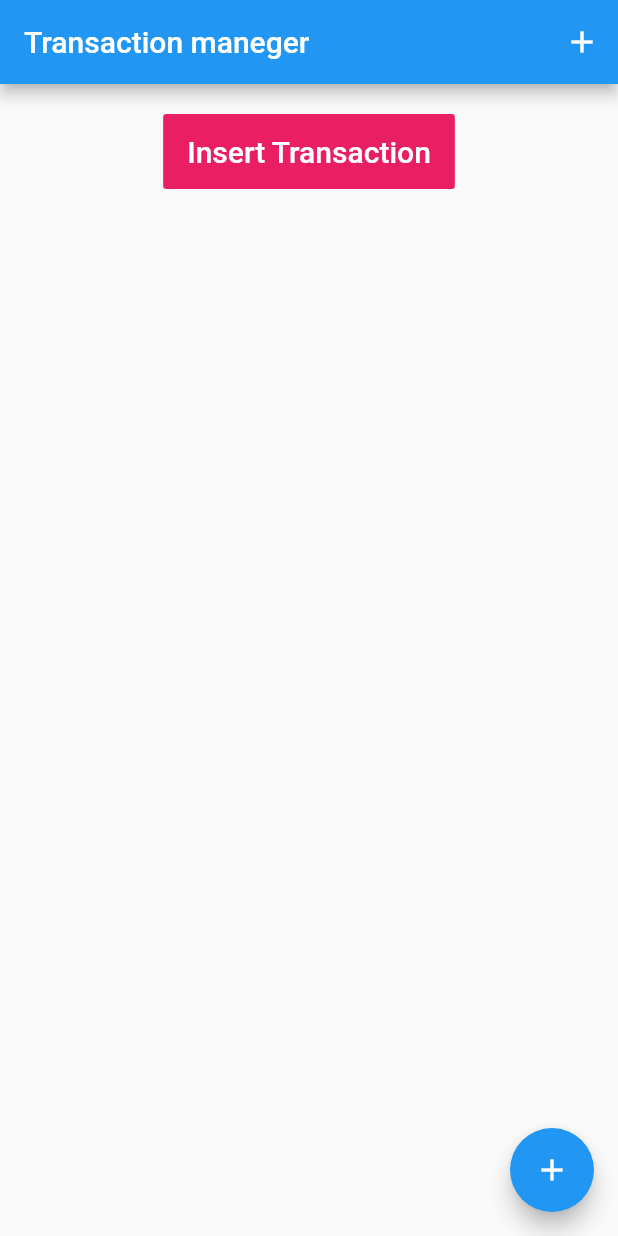
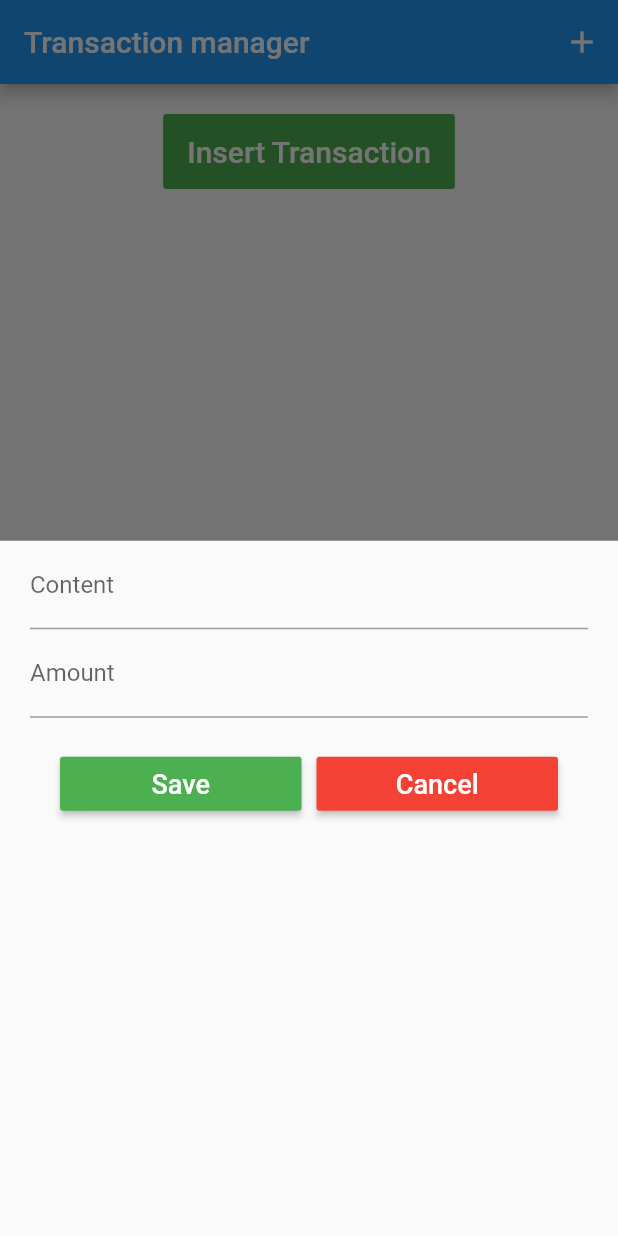
Before and after one commit to huyhero2611/Flutter-Tutorial, a Flutter app: the screen it shows after launch, after a tap on the "add" icon, on a phone screen of 412 x 824 dp. Run offline on Flutter 3.47's test engine with Material 2 defaults, Android fonts, the phone set to English and light mode, and no system bars.

Commit message:
complete tutorial Flutter

```diff
--- a/lib/MyApp.dart
+++ b/lib/MyApp.dart
@@ -85,18 +85,24 @@ class _MyAppState extends State<MyApp> with WidgetsBindingObserver {
                             ),
                             onPressed: () {
                               print("press save");
+                              setState(() {
+                                this._insertTransaction();
+                              });
+                              Navigator.of(context).pop();
                             },
                             color: Colors.green,
                           )),
                       Padding(padding: EdgeInsets.only(left: 10)),
                       Expanded(
                           child: RaisedButton(
-                            child: Text("Cancel",
+                              color: Colors.red,
+                              child: Text("Cancel",
                                 style: TextStyle(color: Colors.white, fontSize: 18)),
                             onPressed: () {
                               print("Press cancel");
+                              Navigator.of(context).pop();
                             },
-                            color: Colors.red,
+
                           ))
                     ],
                   ),
@@ -112,14 +118,12 @@ class _MyAppState extends State<MyApp> with WidgetsBindingObserver {
   Widget build(BuildContext context) {
     return Scaffold(
       appBar: AppBar(
-        title: Text("Transaction maneger"),
+        title: Text("Transaction manager"),
         actions: <Widget>[
           IconButton(
               icon: Icon(Icons.add),
               onPressed: () {
-                setState(() {
-                  this._insertTransaction();
-                });
+                this._buttonShowModalSheet();
               })
         ],
       ),
@@ -127,10 +131,9 @@ class _MyAppState extends State<MyApp> with WidgetsBindingObserver {
         tooltip: "Add transaction",
         child: Icon(Icons.add),
         onPressed: () {
-          setState(() {
-            this._insertTransaction();
-          });
+          this._buttonShowModalSheet();
         },
+        backgroundColor: Theme.of(context).primaryColor,
       ),
       key: _scaffoldKey,
       body: SafeArea(
@@ -150,7 +153,7 @@ class _MyAppState extends State<MyApp> with WidgetsBindingObserver {
                       style: TextStyle(fontSize: 20),
                     ),
                     textColor: Colors.white,
-                    color: Colors.pink,
+                    color: Colors.green,
                     onPressed: () {
                       this._buttonShowModalSheet();
                       _scaffoldKey.currentState.showSnackBar(
--- a/lib/main.dart
+++ b/lib/main.dart
@@ -4,6 +4,9 @@ import './MyApp.dart';
 void main() {
   runApp(MaterialApp(
     title: "Transaction app",
-    home: MyApp()
+    home: MyApp(),
+    theme: ThemeData(
+      primaryColor: Colors.blue,
+    ),
   ));
 }
```
